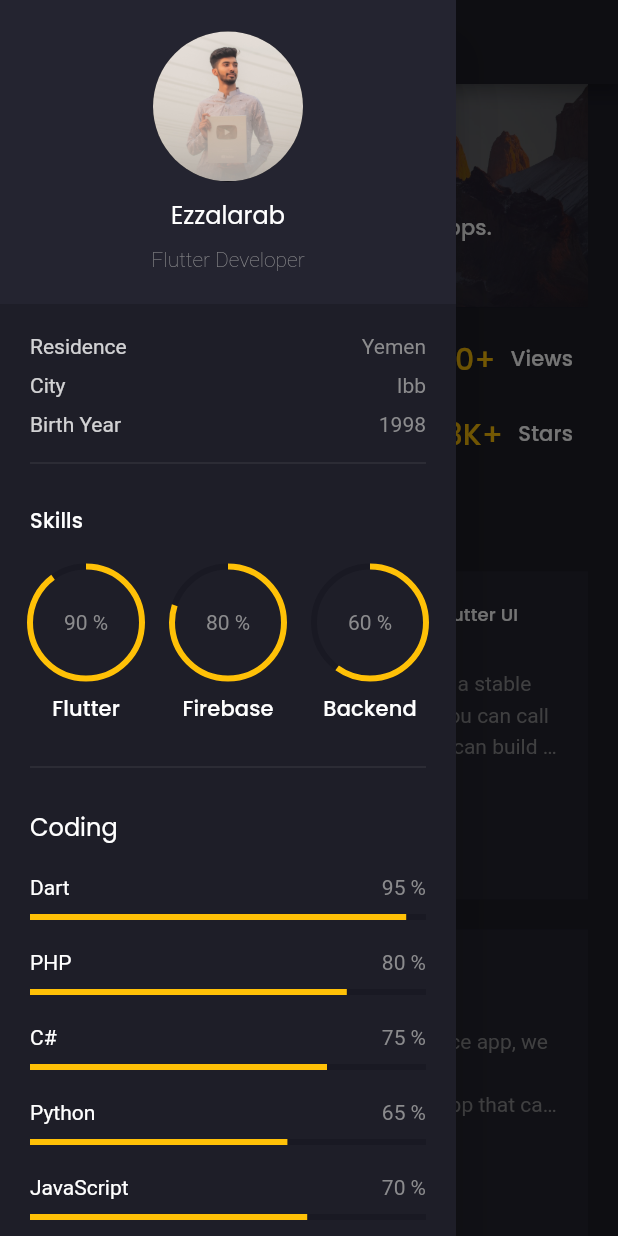
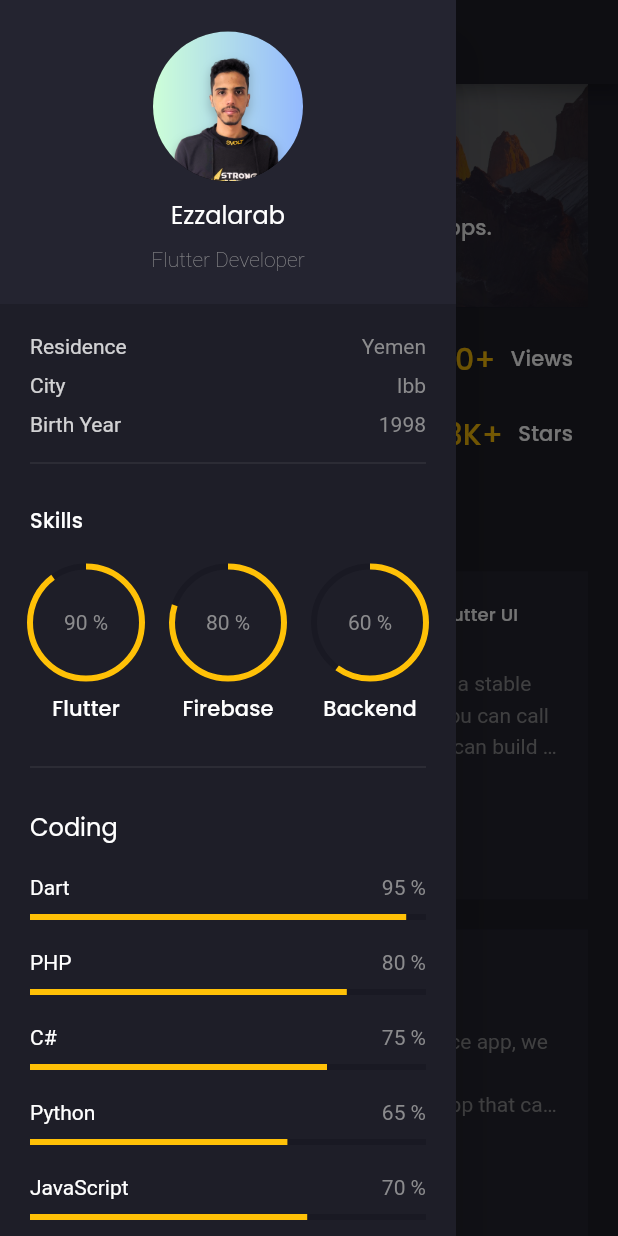
Before and after one commit to Ezzalarab/portfolio, a Flutter app: the screen it shows after launch, after a tap on the "menu" icon, on a phone screen of 412 x 824 dp. Run offline on Flutter 3.47's test engine with Material 2 defaults, Android fonts, the phone set to English and light mode, and no system bars; drawn by our look-alikes of animated_text_kit; our stand-ins replace flutter_svg, google_fonts.

Commit message:
add profile image and X icon

```diff
--- a/lib/main.dart
+++ b/lib/main.dart
@@ -20,7 +20,9 @@ class MyApp extends StatelessWidget {
             .apply(bodyColor: Colors.white)
             .copyWith(
               bodyLarge: const TextStyle(color: bodyTextColor),
-                  bodyMedium: const TextStyle(color: bodyTextColor))),
+              bodyMedium: const TextStyle(color: bodyTextColor),
+            ),
+      ),
       home: const HomePage(),
     );
   }
--- a/lib/widgets/side_menu/my_info.dart
+++ b/lib/widgets/side_menu/my_info.dart
@@ -15,7 +15,7 @@ class MyInfo extends StatelessWidget {
             const Spacer(flex: 4),
             const CircleAvatar(
               radius: 50,
-              backgroundImage: AssetImage('assets/images/IMG_7344.jpg'),
+              backgroundImage: AssetImage('assets/images/ezz_blue_bg.png'),
             ),
             const Spacer(flex: 2),
             Text(
--- a/lib/widgets/side_menu/social_media.dart
+++ b/lib/widgets/side_menu/social_media.dart
@@ -23,7 +23,10 @@ class SocialMedia extends StatelessWidget {
           ),
           IconButton(
             onPressed: () {},
-            icon: SvgPicture.asset('assets/icons/twitter.svg'),
+            icon: SvgPicture.asset(
+              'assets/icons/x-logo-black.svg',
+              color: const Color(0xAAAAAAAA),
+            ),
           ),
           IconButton(
             onPressed: () {},
```
Also changed, not shown: assets/icons/x-logo-black.svg (added), assets/icons/x-twitter-icon.svg (added), assets/images/ezz_blue_bg.png (added). Lines whose indentation alone changed are shown as unchanged.
